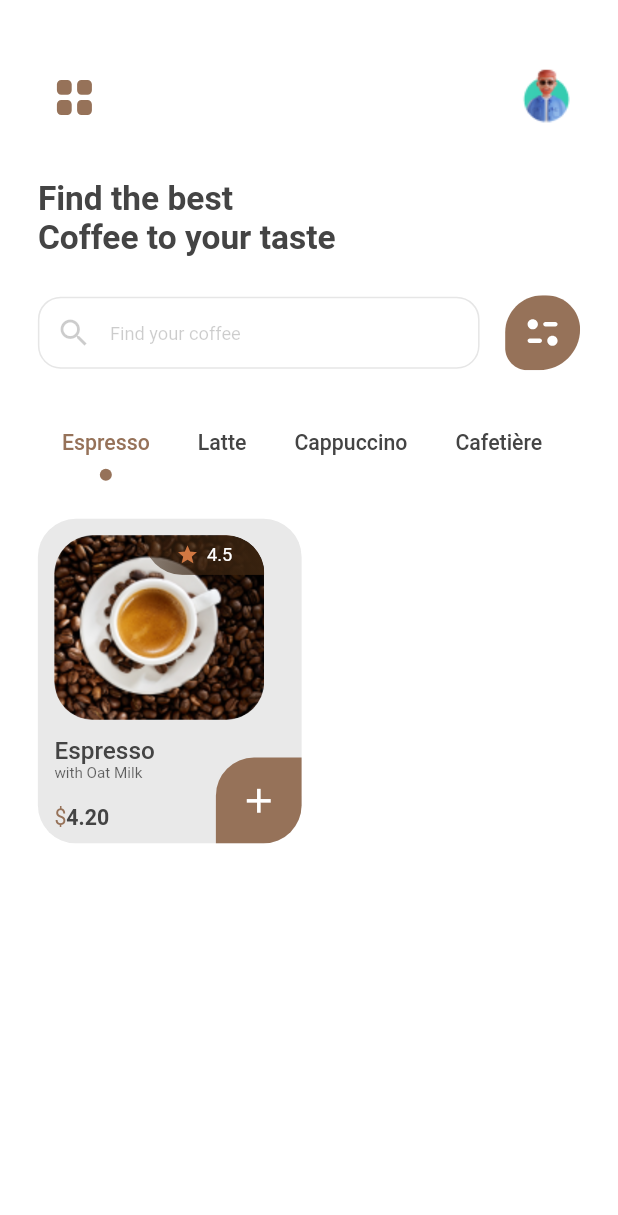
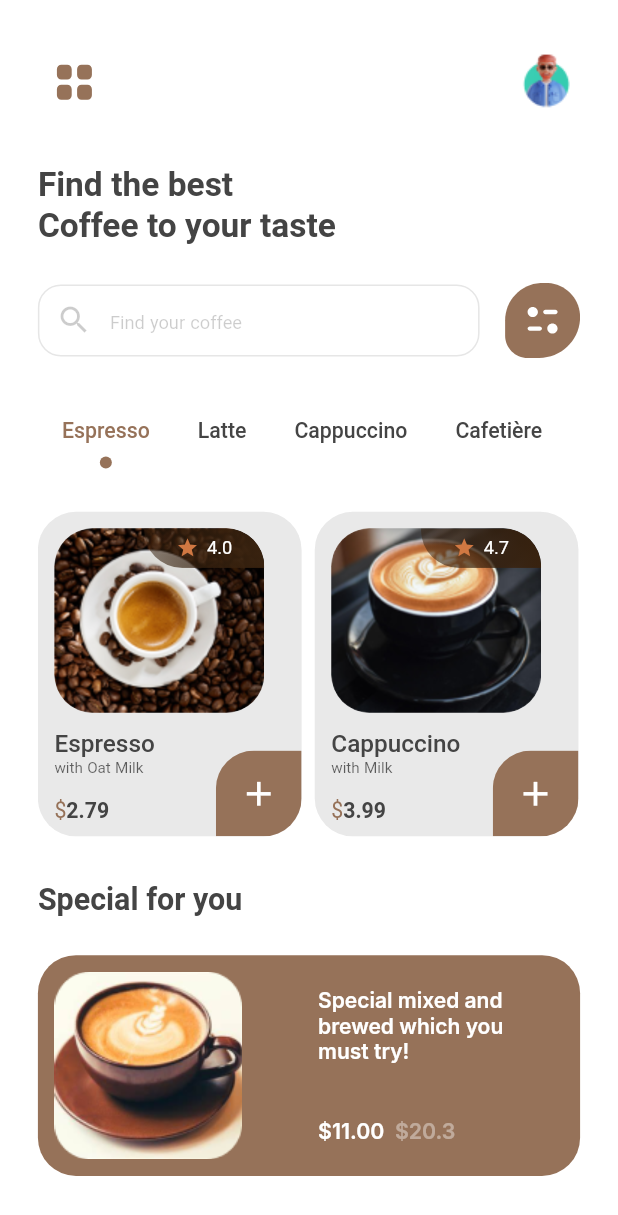
Before and after one commit to enoch-aik/coffee_app_ui, a Flutter app: the HomeScreen screen opened by its route, on a phone screen of 412 x 824 dp. Shown: the top 1215 px of the screen. Run offline on Flutter 3.47's test engine with Material 2 defaults, Android fonts, the phone set to English and light mode, and no system bars; our stand-ins replace flutter_screenutil, flutter_svg, go_router, google_fonts; Roboto replaces fonts that are missing (SP Pro Display).

Commit message:
added special deals card

```diff
--- a/lib/exports.dart
+++ b/lib/exports.dart
@@ -5,3 +5,4 @@ export 'package:go_router/go_router.dart';
 export 'package:coffee_app_ui/src/res/color.dart';
 export 'package:coffee_app_ui/src/widgets/scaffold.dart';
 export 'package:coffee_app_ui/src/res/style.dart';
+export 'package:coffee_app_ui/src/widgets/text.dart';
--- /dev/null
+++ b/lib/model/coffee.dart
@@ -0,0 +1,14 @@
+class Coffee {
+  final String name;
+  final String imageUrl;
+  late String? supplement = '';
+  final double rating;
+  final double price;
+
+  Coffee(
+      {required this.name,
+      required this.imageUrl,
+      this.supplement,
+      required this.rating,
+      required this.price});
+}
--- /dev/null
+++ b/lib/src/constant/coffee.dart
@@ -0,0 +1,19 @@
+import 'package:coffee_app_ui/model/coffee.dart';
+
+List<Coffee> allCoffee = [
+  Coffee(
+      name: 'Espresso',
+      imageUrl: 'assets/images/espresso.png',
+      rating: 4.0,supplement: 'with Oat Milk',
+      price: 2.79),
+  Coffee(
+      name: 'Cappuccino',
+      imageUrl: 'assets/images/cappuccino.png',
+      rating: 4.7,supplement: 'with Milk',
+      price: 3.99),
+  Coffee(
+      name: 'Latte',
+      imageUrl: 'assets/images/latte.png',supplement: 'with Chocolate',
+      rating: 4.1,
+      price: 299)
+];
--- a/lib/src/res/theme.dart
+++ b/lib/src/res/theme.dart
@@ -15,6 +15,10 @@ final ThemeData lightTheme = ThemeData(
             borderRadius: BorderRadius.circular(15.r),
             borderSide:
                 BorderSide(color: CustomColors.textFieldColor, width: 1)),
+        focusedBorder: OutlineInputBorder(
+            borderRadius: BorderRadius.circular(15.r),
+            borderSide:
+            BorderSide(color: CustomColors.brown, width: 1)),
         enabledBorder: OutlineInputBorder(
             borderRadius: BorderRadius.circular(15.r),
             borderSide: BorderSide(
@@ -34,6 +38,10 @@ final ThemeData darkTheme = ThemeData(
         border: OutlineInputBorder(
             borderRadius: BorderRadius.circular(15.r),
             borderSide: BorderSide(color: CustomColors.textFieldColor)),
+        focusedBorder: OutlineInputBorder(
+            borderRadius: BorderRadius.circular(15.r),
+            borderSide:
+            BorderSide(color: CustomColors.brown, width: 1)),
         enabledBorder: OutlineInputBorder(
             borderRadius: BorderRadius.circular(15.r),
             borderSide: BorderSide(color: CustomColors.textFieldColor))));
--- /dev/null
+++ b/lib/src/screens/home/components/coffee_card.dart
@@ -0,0 +1,139 @@
+import 'package:coffee_app_ui/exports.dart';
+import 'package:coffee_app_ui/model/coffee.dart';
+
+Widget coffeeCard({required Coffee coffee}) {
+  return Padding(
+    padding: EdgeInsets.only(right: 8.w),
+    child: Container(
+      width: 160.w,
+      //height: 220.h,
+      decoration: BoxDecoration(
+          color: CustomColors.white.withOpacity(0.1),
+          borderRadius: BorderRadius.circular(25.r),
+          boxShadow: const [BoxShadow(color: Color.fromRGBO(0, 0, 0, 0.1))]),
+      child: Column(
+        crossAxisAlignment: CrossAxisAlignment.start,
+        children: [
+          Padding(
+            padding: EdgeInsets.all(10.w),
+            child: ClipRRect(
+              borderRadius: BorderRadius.circular(25.r),
+              child: Stack(
+                children: [
+                  SizedBox(
+                    child: Image.asset(
+                      coffee.imageUrl /*'assets/images/espresso.png'*/,
+                      filterQuality: FilterQuality.high,
+                    ),
+                  ),
+                  Positioned(
+                    right: 0,
+                    top: 0,
+                    child: ClipRRect(
+                      borderRadius: BorderRadius.only(
+                          bottomLeft: Radius.circular(25.r),
+                          topRight: Radius.circular(25.r)),
+                      child: Container(
+                        width: 73.w,
+                        height: 26.h,
+                        decoration: BoxDecoration(
+                            color: CustomColors.brown,
+                            //color: Color.fromRGBO(0, 0, 0, 0.9),
+                            gradient: LinearGradient(colors: [
+                              CustomColors.brownTextColor.withOpacity(0.5),
+                              CustomColors.brownTextColor
+                            ])),
+                        child: Row(
+                          mainAxisAlignment: MainAxisAlignment.center,
+                          crossAxisAlignment: CrossAxisAlignment.center,
+                          children: [
+                            Icon(
+                              Icons.star,
+                              color: CustomColors.starColor,
+                              size: 15,
+                            ),
+                            Padding(
+                              padding: EdgeInsets.only(left: 5.w),
+                              child: KText(
+                                coffee.rating.toString(),
+                                color: CustomColors.white,
+                                fontSize: 12.sp,
+                              ),
+                            )
+                          ],
+                        ),
+                      ),
+                    ),
+                  )
+                ],
+              ),
+            ),
+          ),
+          Padding(
+            padding: EdgeInsets.only(left: 10.w),
+            child: Row(
+              mainAxisAlignment: MainAxisAlignment.spaceBetween,
+              crossAxisAlignment: CrossAxisAlignment.end,
+              children: [
+                Padding(
+                  padding: EdgeInsets.only(bottom: 8.h),
+                  child: Column(
+                    crossAxisAlignment: CrossAxisAlignment.start,
+                    children: [
+                      KText(
+                        coffee.name,
+                        fontSize: 16.sp,
+                        fontWeight: FontWeight.w500,
+                      ),
+                      Padding(
+                        padding: EdgeInsets.only(bottom: 15.h),
+                        child: KText(
+                          coffee.supplement ?? '',
+                          fontSize: 10.sp,
+                          color: CustomColors.black.withOpacity(0.6),
+                        ),
+                      ),
+                      Text.rich(TextSpan(
+                          children: [
+                            TextSpan(
+                                text: '\$',
+                                style: defaultStyle.copyWith(
+                                    color: CustomColors.brown)),
+                            TextSpan(
+                              text: coffee.price.toString(),
+                            )
+                          ],
+                          style:
+                              defaultStyle.copyWith(fontWeight: FontWeight.w600)))
+                    ],
+                  ),
+                ),
+                ClipRRect(
+                  borderRadius: BorderRadius.only(
+                      topLeft: Radius.circular(25.r),
+                      bottomRight: Radius.circular(25.r)),
+                  child: InkWell(
+                    onTap: () {},
+                    child: Container(
+                      height: 52.w,
+                      width: 52.w,
+                      decoration: BoxDecoration(
+                        color: CustomColors.brown,
+                      ),
+                      alignment: Alignment.center,
+                      child: Icon(
+                        Icons.add,
+                        color: CustomColors.white,
+                        size: 27,
+                      ),
+                    ),
+                  ),
+                )
+              ],
+            ),
+          )
+        ],
+      ),
+    ),
+  );
+}
--- a/lib/src/screens/home/screen.dart
+++ b/lib/src/screens/home/screen.dart
@@ -1,5 +1,6 @@
 import 'package:coffee_app_ui/exports.dart';
-import 'package:coffee_app_ui/src/widgets/text.dart';
+import 'package:coffee_app_ui/src/constant/coffee.dart';
+import 'package:coffee_app_ui/src/screens/home/components/coffee_card.dart';
 import 'package:flutter_svg/flutter_svg.dart';
 
 import 'components/tab_indicator.dart';
@@ -15,7 +16,7 @@ class HomeScreen extends StatelessWidget {
         backgroundColor: CustomColors.white,
         body: SingleChildScrollView(
           child: Padding(
-            padding: EdgeInsets.symmetric(horizontal: 23.w, vertical: 40.h),
+            padding: EdgeInsets.symmetric(horizontal: 23.w, vertical: 30.h),
             child: Column(
               crossAxisAlignment: CrossAxisAlignment.start,
               children: [
@@ -93,130 +94,69 @@ class HomeScreen extends StatelessWidget {
                         ),
                       ]),
                 ),
-//COFFEE CARD
+                //COFFEE CARDS
+                SingleChildScrollView(
+                  scrollDirection: Axis.horizontal,
+                  child: Row(
+                      children: List.generate(allCoffee.length,
+                          (index) => coffeeCard(coffee: allCoffee[index]))),
+                ),
+                //SPECIAL FOR YOU
+
+                Padding(
+                  padding: EdgeInsets.symmetric(vertical: 25.h),
+                  child: KText(
+                    'Special for you',
+                    fontWeight: FontWeight.w600,
+                    fontSize: 20.sp,
+                    color: CustomColors.defaultTextColor,
+                  ),
+                ),
                 Container(
-                  width: 160.w,
-                  //height: 220.h,
+                  width: 329.w,
+                  height: 145.h,
                   decoration: BoxDecoration(
-                      color: CustomColors.white.withOpacity(0.1),
-                      borderRadius: BorderRadius.circular(25.r),
-                      boxShadow: const [
-                        BoxShadow(color: Color.fromRGBO(0, 0, 0, 0.1))
-                      ]),
+                      color: CustomColors.brown,
+                      borderRadius: BorderRadius.circular(25.r)),
+                  padding: EdgeInsets.all(10.w),
+                  child: Row(
+                    crossAxisAlignment: CrossAxisAlignment.center,
+                    mainAxisAlignment: MainAxisAlignment.spaceBetween,
+                    children: [
+                      Image.asset('assets/images/latte.png'),
+                      SizedBox(
+                        width: 149.w,
+                        height: 103.h,
                         child: Column(
+                          mainAxisAlignment: MainAxisAlignment.spaceBetween,
                           crossAxisAlignment: CrossAxisAlignment.start,
                           children: [
-                      Padding(
-                        padding: EdgeInsets.all(10.w),
-                        child: ClipRRect(
-                          borderRadius: BorderRadius.circular(25.r),
-                          child: Stack(
-                            children: [
-                              SizedBox(
-                                child: Image.asset(
-                                  'assets/images/espresso.png',
-                                  filterQuality: FilterQuality.high,
+                            Text(
+                              'Special mixed and \nbrewed which you\nmust try!',
+                              style: GoogleFonts.inter(
+                                  color: CustomColors.white,
+                                  fontWeight: FontWeight.w600),
                             ),
-                              ),
-                              Positioned(
-                                right: 0,
-                                top: 0,
-                                child: ClipRRect(
-                                  borderRadius: BorderRadius.only(
-                                      bottomLeft: Radius.circular(25.r),
-                                      topRight: Radius.circular(25.r)),
-                                  child: Container(
-                                    width: 73.w,
-                                    height: 26.h,
-                                    decoration: BoxDecoration(
-                                        color: CustomColors.brown,
-                                        //color: Color.fromRGBO(0, 0, 0, 0.9),
-                                        gradient: LinearGradient(colors: [
-                                          CustomColors.brownTextColor
-                                              .withOpacity(0.5),
-                                          CustomColors.brownTextColor
-                                        ])),
-                                    child: Row(
-                                      mainAxisAlignment:
-                                          MainAxisAlignment.center,
-                                      crossAxisAlignment:
-                                          CrossAxisAlignment.center,
-                                      children: [
-                                        Icon(
-                                          Icons.star,
-                                          color: CustomColors.starColor,
-                                          size: 15,
-                                        ),
-                                        Padding(
-                                          padding: EdgeInsets.only(left: 5.w),
-                                          child: KText(
-                                            '4.5',
-                                            color: CustomColors.white,
-                                            fontSize: 12.sp,
-                                          ),
-                                        )
-                                      ],
-                                    ),
-                                  ),
-                                ),
-                              )
-                            ],
-                          ),
-                        ),
-                      ),
-                      Padding(
-                        padding: EdgeInsets.only(left: 10.w),
-                        child: Row(
-                          mainAxisAlignment: MainAxisAlignment.spaceBetween,
-                          crossAxisAlignment: CrossAxisAlignment.end,
-                          children: [
-                            Padding(
-                              padding:  EdgeInsets.only(bottom: 8.h),
-                              child: Column(
-                                crossAxisAlignment: CrossAxisAlignment.start,
-                                children: [
-                                  KText(
-                                    'Espresso',
-                                    fontSize: 16.sp,
-                                    fontWeight: FontWeight.w500,
-                                  ),
-                                  Padding(
-                                    padding: EdgeInsets.only(bottom: 15.h),
-                                    child: KText(
-                                      'with Oat Milk',
-                                      fontSize: 10.sp,
-                                      color: CustomColors.black.withOpacity(0.6),
-                                    ),
-                                  ),
-                                  Text.rich(TextSpan(
+                            Text.rich(
+                              TextSpan(
                                   children: [
                                     TextSpan(
-                                            text: '\$',
+                                        text: '\$11.00  ',
                                         style: defaultStyle.copyWith(
-                                                color: CustomColors.brown)),
+                                            color: CustomColors.white,
+                                            fontWeight: FontWeight.w600,
+                                            fontFamily: GoogleFonts.inter()
+                                                .fontFamily)),
                                     const TextSpan(
-                                          text: '4.20',
+                                      text: '\$20.3',
                                     )
                                   ],
                                   style: defaultStyle.copyWith(
-                                          fontWeight: FontWeight.w600)))
-                                ],
-                              ),
-                            ),
-                            Container(
-                              height: 52.w,
-                              width: 52.w,
-                              decoration: BoxDecoration(
-                                  color: CustomColors.brown,
-                                  borderRadius: BorderRadius.only(
-                                      topLeft: Radius.circular(25.r),
-                                      bottomRight: Radius.circular(25.r))),
-                              alignment: Alignment.center,
-                              child: Icon(
-                                Icons.add,
-                                color: CustomColors.white,
-                                size: 27,
-                              ),
+                                      fontWeight: FontWeight.w600,
+                                      color:
+                                          CustomColors.white.withOpacity(0.4),
+                                      fontFamily:
+                                          GoogleFonts.inter().fontFamily)),
                             )
                           ],
                         ),
```
Also changed, not shown: assets/images/cappuccino.png (added), assets/images/latte.png (added). Lines whose indentation alone changed are shown as unchanged.
